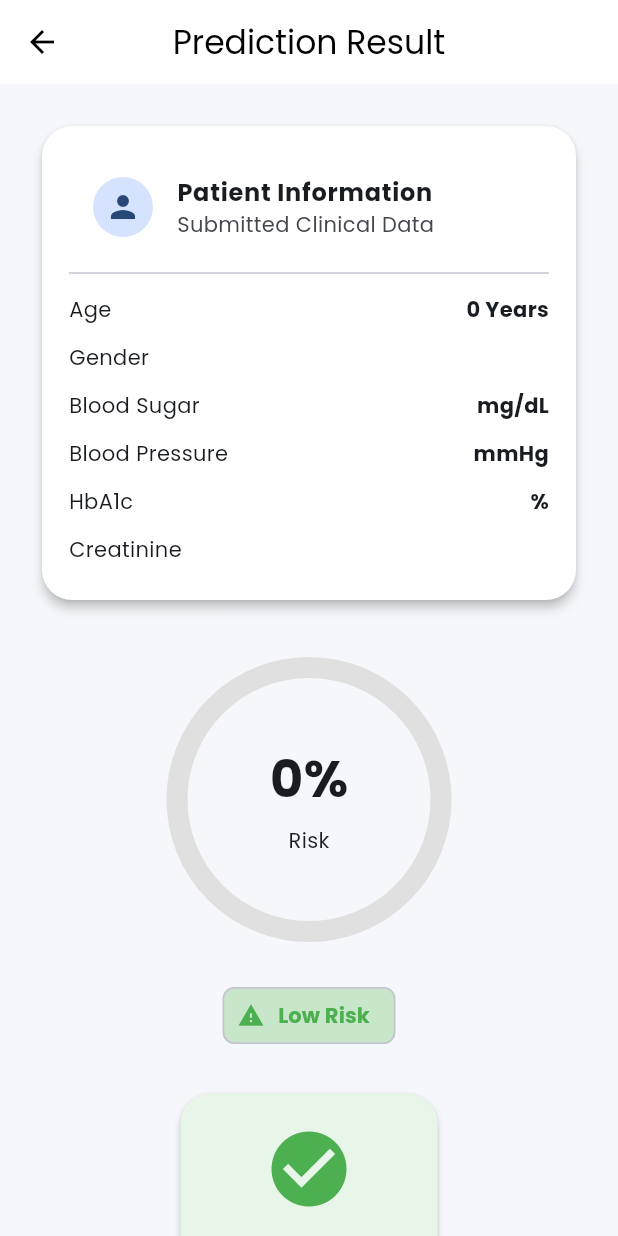
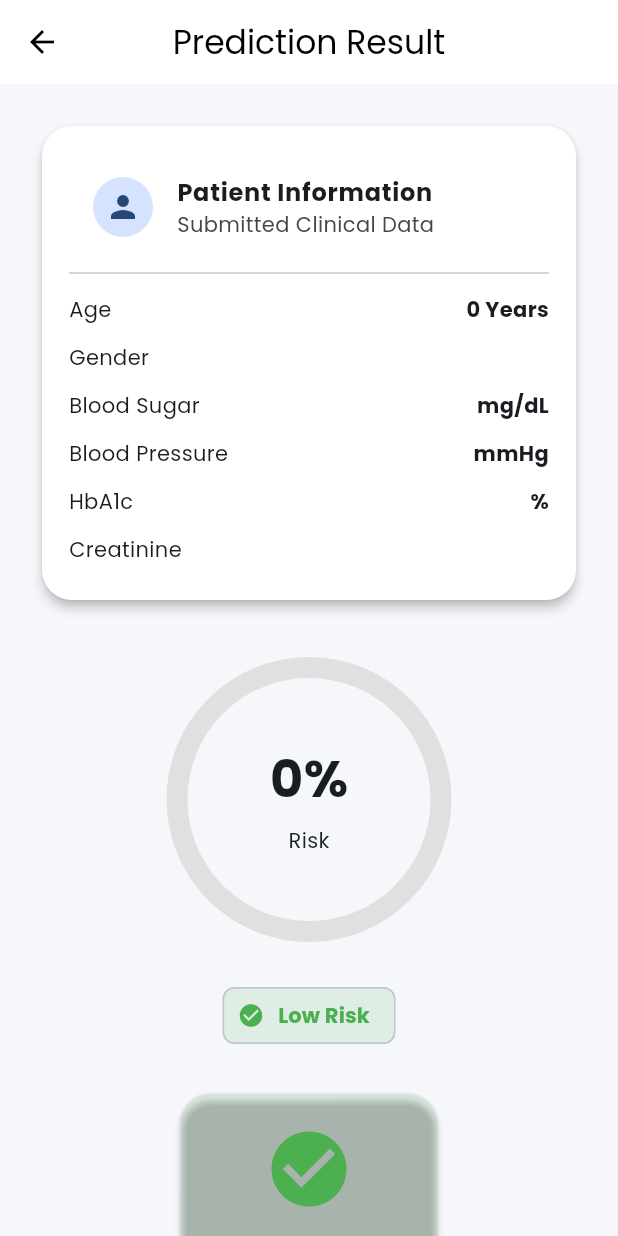
Before and after one commit to Afia-Mobasshira2/nephroguard-bd, a Flutter app: the PredictionScreen screen opened directly with empty values, on a phone screen of 412 x 824 dp. Run offline on Flutter 3.47's test engine with Material 3 defaults, Android fonts, the phone set to English and light mode, and no system bars; drawn by our look-alikes of percent_indicator; our stand-ins replace flutter_screenutil, go_router, google_fonts.

Commit message:
new update

```diff
--- a/lib/features/prediction/prediction_screen.dart
+++ b/lib/features/prediction/prediction_screen.dart
@@ -43,8 +43,21 @@ class PredictionScreen extends StatelessWidget {
 
     final double risk = probability / 100;
 
-    final String riskLevel =
-    prediction == "CKD" ? "High Risk" : "Low Risk";
+
+   //risk depends on the confidence (%) instead of only whether the prediction is CKD.
+    String riskLevel;
+    Color riskColor;
+
+    if (probability < 40) {
+      riskLevel = "Low Risk";
+      riskColor = Colors.green;
+    } else if (probability < 70) {
+      riskLevel = "Moderate Risk";
+      riskColor = Colors.orange;
+    } else {
+      riskLevel = "High Risk";
+      riskColor = Colors.red;
+    }
 
 
 
@@ -111,10 +124,7 @@ class PredictionScreen extends StatelessWidget {
               animationDuration: 1500,
               percent: risk,
               circularStrokeCap: CircularStrokeCap.round,
-              progressColor:
-              prediction == "CKD"
-                  ? Colors.red
-                  : Colors.green,
+              progressColor: riskColor,
               backgroundColor: Colors.grey.shade300,
               center: Column(
                 mainAxisAlignment: MainAxisAlignment.center,
@@ -138,35 +148,27 @@ class PredictionScreen extends StatelessWidget {
             const SizedBox(height: 25),
 
            Chip(
-              backgroundColor:
-              prediction == "CKD"
-                  ? Colors.red.shade100
-                  : Colors.green.shade100,
+              backgroundColor: riskColor.withOpacity(0.15),
+
               avatar: Icon(
-                Icons.warning,
-                color:
-                prediction == "CKD"
-                    ? Colors.red
-                    : Colors.green,
+                probability >= 70
+                    ? Icons.warning
+                    : probability >= 40
+                    ? Icons.info
+                    : Icons.check_circle,
+                color: riskColor,
               ),
-              label:  Text(
+
+              label: Text(
                 riskLevel,
-                style: TextStyle(
-                  color:
-                  prediction == "CKD"
-                        ? Colors.red
-                        : Colors.green,
-                  fontWeight: FontWeight.bold,
-                ),
+                style: TextStyle(color: riskColor, fontWeight: FontWeight.bold),
               ),
             ),
 
             const SizedBox(height: 20),
 
 Card(
-  color: prediction == "CKD"
-      ? Colors.red.shade50
-      : Colors.green.shade50,
+  color: riskColor.withOpacity(0.1),
   shape: RoundedRectangleBorder(
     borderRadius: BorderRadius.circular(20),
   ),
@@ -176,13 +178,13 @@ Card(
       children: [
 
                       Icon(
-          prediction == "CKD"
+                        probability >= 70
                           ? Icons.warning_amber_rounded
+                          : probability >= 40
+                          ? Icons.info
                           : Icons.check_circle,
                       size: 60,
-          color: prediction == "CKD"
-              ? Colors.red
-              : Colors.green,
+                      color: riskColor,
                     ),
 
         const SizedBox(height: 15),
@@ -192,9 +194,7 @@ Card(
           style: TextStyle(
             fontSize: 30,
             fontWeight: FontWeight.bold,
-            color: prediction == "CKD"
-                ? Colors.red
-                : Colors.green,
+            color: riskColor,
           ),
         ),
 
```
Lines whose indentation alone changed are shown as unchanged.
